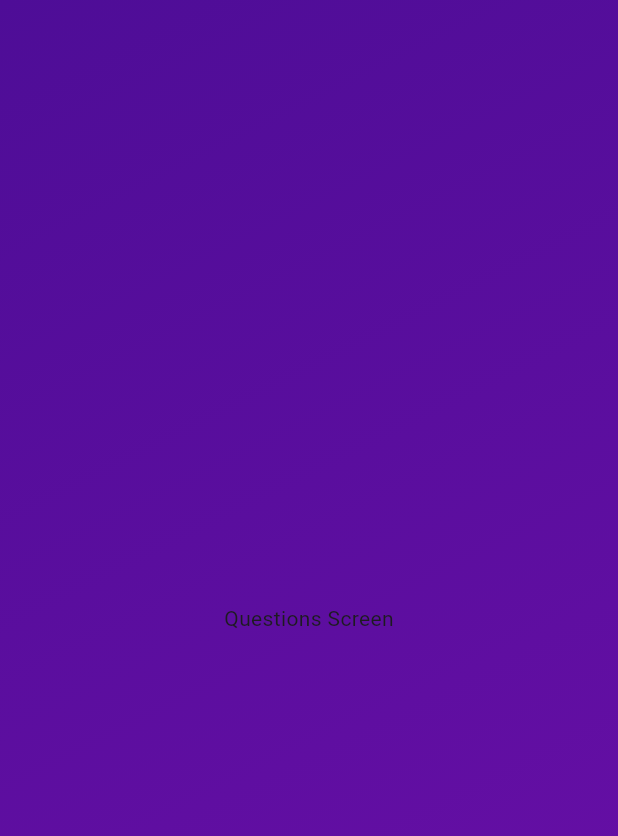
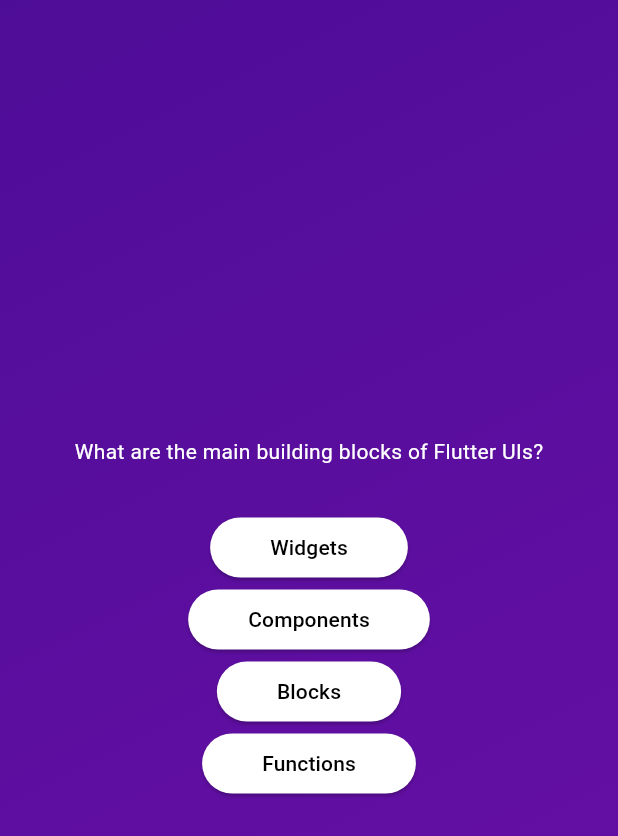
Before and after one commit to lorenzo-trevizani/flutter-adv-basics-app, a Flutter app: the screen it shows after launch, after a tap on "Start Quiz", on a phone screen of 412 x 824 dp. Shown: the top 836 px of the screen. Run offline on Flutter 3.47's test engine with Material 3 defaults, Android fonts, the phone set to English and light mode, and no system bars.

Commit message:
Create dynamic question screen

```diff
--- /dev/null
+++ b/lib/Widget/answer_button.dart
@@ -0,0 +1,27 @@
+import 'package:flutter/material.dart';
+
+class AnswerButton extends StatelessWidget {
+  const AnswerButton(this.answerText, this.onTap, {super.key});
+
+  final String answerText;
+  final void Function() onTap;
+
+  @override
+  Widget build(context) {
+    return ElevatedButton(
+      onPressed: onTap,
+      style: ElevatedButton.styleFrom(
+        padding: const EdgeInsets.symmetric(
+          horizontal: 40,
+          vertical: 10,
+        ),
+        backgroundColor: Colors.white,
+        foregroundColor: Colors.black,
+        shape: RoundedRectangleBorder(
+          borderRadius: BorderRadius.circular(20),
+        ),
+      ),
+      child: Text(answerText),
+    );
+  }
+}
--- /dev/null
+++ b/lib/data/questions.dart
@@ -0,0 +1,55 @@
+import 'package:adv_basics/models/quiz_question.dart';
+
+const questions = [
+  QuizQuestion(
+    'What are the main building blocks of Flutter UIs?',
+    [
+      'Widgets',
+      'Components',
+      'Blocks',
+      'Functions',
+    ],
+  ),
+  QuizQuestion('How are Flutter UIs built?', [
+    'By combining widgets in code',
+    'By combining widgets in a visual editor',
+    'By defining widgets in config files',
+    'By using XCode for iOS and Android Studio for Android',
+  ]),
+  QuizQuestion(
+    'What\'s the purpose of a StatefulWidget?',
+    [
+      'Update UI as data changes',
+      'Update data as UI changes',
+      'Ignore data changes',
+      'Render UI that does not depend on data',
+    ],
+  ),
+  QuizQuestion(
+    'Which widget should you try to use more often: StatelessWidget or StatefulWidget?',
+    [
+      'StatelessWidget',
+      'StatefulWidget',
+      'Both are equally good',
+      'None of the above',
+    ],
+  ),
+  QuizQuestion(
+    'What happens if you change data in a StatelessWidget?',
+    [
+      'The UI is not updated',
+      'The UI is updated',
+      'The closest StatefulWidget is updated',
+      'Any nested StatefulWidgets are updated',
+    ],
+  ),
+  QuizQuestion(
+    'How should you update data inside of StatefulWidgets?',
+    [
+      'By calling setState()',
+      'By calling updateData()',
+      'By calling updateUI()',
+      'By calling updateState()',
+    ],
+  ),
+];
--- /dev/null
+++ b/lib/models/quiz_question.dart
@@ -0,0 +1,6 @@
+class QuizQuestion {
+  const QuizQuestion(this.text, this.answers);
+
+  final String text;
+  final List<String> answers;
+}
--- a/lib/questions_screen.dart
+++ b/lib/questions_screen.dart
@@ -1,4 +1,7 @@
 import 'package:flutter/material.dart';
+
+import 'package:adv_basics/Widget/answer_button.dart';
+import 'package:adv_basics/data/questions.dart';
 
 class QuestionsScreen extends StatefulWidget {
   const QuestionsScreen({super.key});
@@ -12,8 +15,28 @@ class QuestionsScreen extends StatefulWidget {
 class _QuestionsScreenState extends State<QuestionsScreen> {
   @override
   Widget build(context) {
-    return const Center(
-      child: Text('Questions Screen'),
+    final currentQuestion = questions[0];
+
+    return SizedBox(
+      width: double.infinity,
+      child: Column(
+        mainAxisAlignment: MainAxisAlignment.center,
+        children: [
+          Text(
+            currentQuestion.text,
+            style: const TextStyle(color: Colors.white),
+          ),
+          const SizedBox(
+            height: 30,
+          ),
+          ...currentQuestion.answers.map((answer) {
+            return AnswerButton(
+              answer,
+              () {},
+            );
+          }),
+        ],
+      ),
     );
   }
 }
```
